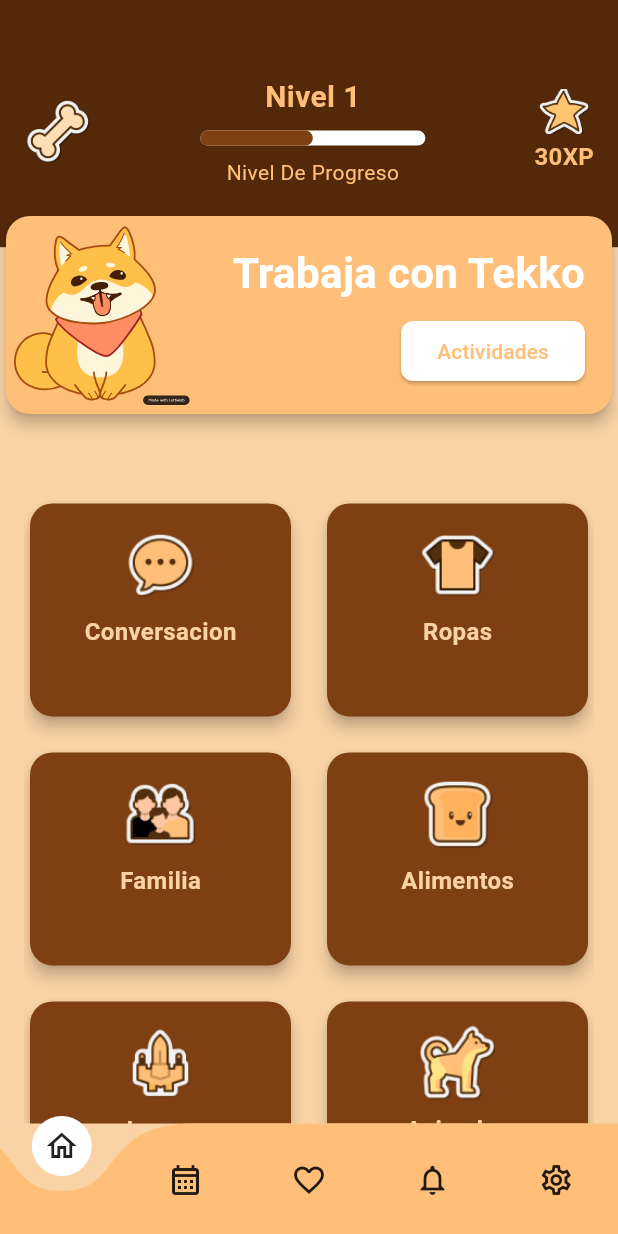
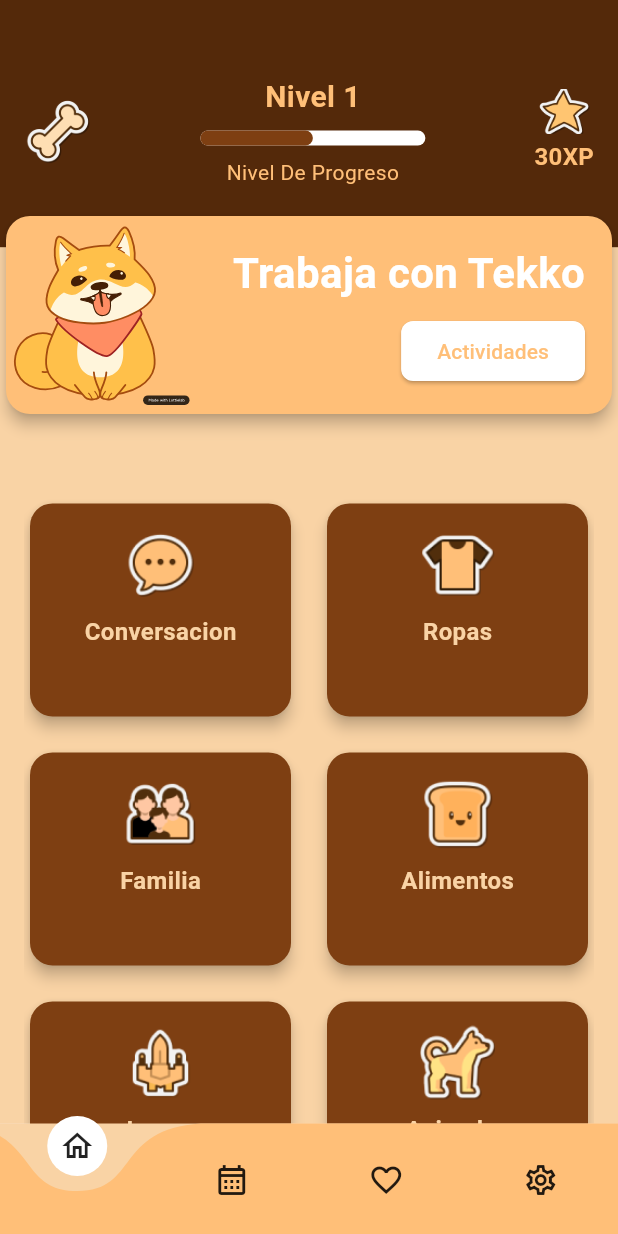
Before and after one commit to tobias-tj/TekkoApp, a Flutter app: the DrawingScreen screen opened by its route, after a tap on the "power settings new" icon, on a phone screen of 412 x 824 dp. Run offline on Flutter 3.47's test engine with Material 3 defaults, Android fonts, the phone set to English and light mode, and no system bars; drawn by our look-alikes of curved_navigation_bar; our stand-ins replace audioplayers, go_router, lottie, shared_preferences, vibration; missing offline and left inert: flame; accounts and stored records are empty.

Commit message:
Se saca la pantalla notificaciones

```diff
--- a/lib/app_routes.dart
+++ b/lib/app_routes.dart
@@ -6,7 +6,6 @@ import 'package:tekko/screens/calendar/calendar_screen.dart';
 import 'package:tekko/screens/favorites/favorite_screen.dart';
 import 'package:tekko/screens/games/drawing_screen.dart';
 import 'package:tekko/screens/home_screen.dart';
-import 'package:tekko/screens/notifications/notification_screen.dart';
 import 'package:tekko/screens/settings/setting_screen.dart';
 import 'package:tekko/components/navigation_wrapper.dart';
 import 'package:tekko/screens/splash_screen.dart';
@@ -81,13 +80,6 @@ final GoRouter appRouter = GoRouter(
           ),
         ),
         GoRoute(
-          name: 'notifications',
-          path: '/notifications',
-          pageBuilder: (context, state) => NoTransitionPage(
-            child: const NotificationScreen(),
-          ),
-        ),
-        GoRoute(
           name: 'settings',
           path: '/settings',
           pageBuilder: (context, state) => NoTransitionPage(
--- a/lib/components/navigation_wrapper.dart
+++ b/lib/components/navigation_wrapper.dart
@@ -17,8 +17,7 @@ class NavigationWrapper extends StatelessWidget {
       '/home': 0,
       '/calendar': 1,
       '/favorites': 2,
-      '/notifications': 3,
-      '/settings': 4,
+      '/settings': 3,
     };
 
     // Obtener el índice correspondiente al nombre de la ruta actual
@@ -34,7 +33,6 @@ class NavigationWrapper extends StatelessWidget {
         Icon(Icons.home_outlined), // Ícono para Home
         Icon(Icons.calendar_month_outlined),
         Icon(Icons.favorite_border),
-        Icon(Icons.notifications_none),
         Icon(Icons.settings_outlined),
       ],
       onTap: (index) {
```
Also changed, not shown: lib/screens/notifications/notification_screen.dart (deleted, +0 -14 lines).
